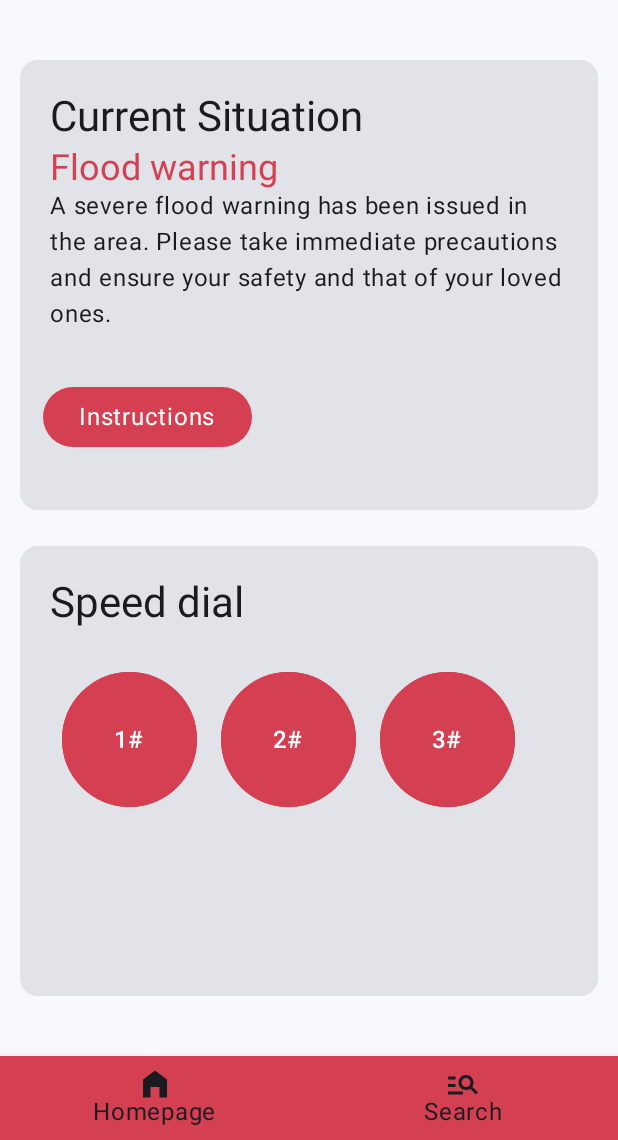
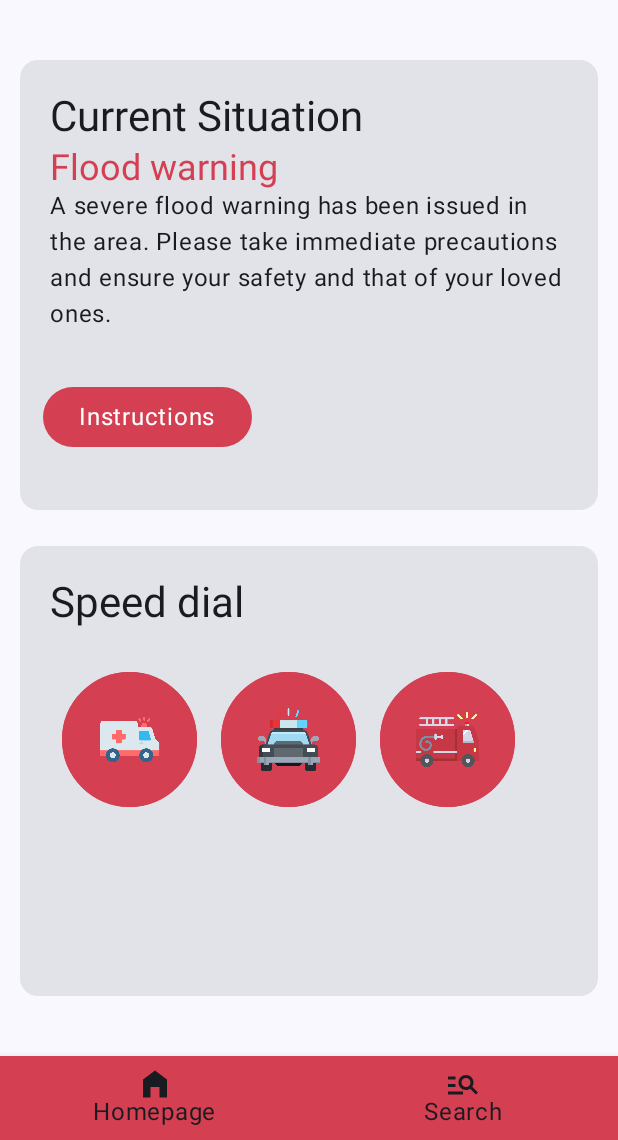
Before and after one commit to mgyanku/emergency-exit-app, an Android app built with Jetpack Compose: the screen it shows after launch (MainActivity), on a phone screen of 412 x 824 dp, the part 96-1236 px from its top. Run offline under Robolectric (Android 15) with nearby library versions, the phone set to English and light mode, and no system bars; our stand-ins replace Room's generated code.

Commit message:
calling function completed

```diff
--- a/app/src/main/AndroidManifest.xml
+++ b/app/src/main/AndroidManifest.xml
@@ -1,6 +1,11 @@
 <?xml version="1.0" encoding="utf-8"?>
 <manifest xmlns:android="http://schemas.android.com/apk/res/android"
     xmlns:tools="http://schemas.android.com/tools">
+
+    <uses-feature
+        android:name="android.hardware.telephony"
+        android:required="false" />
+    <uses-permission android:name="android.permission.CALL_PHONE"/>
 
     <application
         android:allowBackup="true"
--- a/app/src/main/java/nl/hva/emergencyexitapp/ui/theme/screens/HomeScreen.kt
+++ b/app/src/main/java/nl/hva/emergencyexitapp/ui/theme/screens/HomeScreen.kt
@@ -1,6 +1,9 @@
 package nl.hva.emergencyexitapp.ui.theme.screens
 
+import android.content.Intent
+import android.net.Uri
 import androidx.compose.foundation.BorderStroke
+import androidx.compose.foundation.Image
 import androidx.compose.foundation.layout.Arrangement
 import androidx.compose.foundation.layout.Box
 import androidx.compose.foundation.layout.Column
@@ -11,6 +14,7 @@ import androidx.compose.foundation.layout.fillMaxWidth
 import androidx.compose.foundation.layout.height
 import androidx.compose.foundation.layout.padding
 import androidx.compose.foundation.layout.size
+import androidx.compose.foundation.layout.width
 import androidx.compose.foundation.shape.CircleShape
 import androidx.compose.material3.Button
 import androidx.compose.material3.ButtonDefaults
@@ -23,6 +27,8 @@ import androidx.compose.runtime.Composable
 import androidx.compose.ui.Alignment
 import androidx.compose.ui.Modifier
 import androidx.compose.ui.graphics.Color
+import androidx.compose.ui.platform.LocalContext
+import androidx.compose.ui.res.painterResource
 import nl.hva.emergencyexitapp.ui.theme.EmergencyExitAppTheme
 import androidx.compose.ui.res.stringResource
 import androidx.compose.ui.unit.dp
@@ -34,6 +40,8 @@ import nl.hva.emergencyexitapp.ui.theme.coralPink
 
 @Composable
 fun HomeScreen(navHostController: NavHostController) {
+    val context = LocalContext.current
+
 
     Column(
         modifier = Modifier
@@ -67,7 +75,7 @@ fun HomeScreen(navHostController: NavHostController) {
                 Button(
                     onClick = {
                         navHostController.navigate("${AppScreens.InstructionScreen.route}/4")
-                              },
+                    },
                     colors = ButtonDefaults.buttonColors(
                         containerColor = coralPink
                     ),
@@ -96,27 +104,51 @@ fun HomeScreen(navHostController: NavHostController) {
                 Spacer(Modifier.padding(10.dp))
                 Row {
                     CircularButton(
-                        onClick = { /* Handle button click */ }
+                        onClick = {
+                            val intent = Intent(Intent.ACTION_DIAL).apply {
+                                data = Uri.parse("tel:0900-8844")
+                            }
+                            context.startActivity(intent)
+                        }
                     ) {
-                        Text(
-                            text = "1#",
-                            fontSize = 16.sp
+                        Image(
+                            painter = painterResource(id = R.drawable.ambulance),
+                            contentDescription = "ambulance", // decorative element
+                            modifier = Modifier
+                                .width(50.dp)
+                                .height(50.dp)
                         )
                     }
                     CircularButton(
-                        onClick = { /* Handle button click */ }
+                        onClick = {
+                            val intent = Intent(Intent.ACTION_DIAL).apply {
+                                data = Uri.parse("tel:0900-8844")
+                            }
+                            context.startActivity(intent)
+                        }
                     ) {
-                        Text(
-                            text = "2#",
-                            fontSize = 16.sp
+                        Image(
+                            painter = painterResource(id = R.drawable.police),
+                            contentDescription = "police", // decorative element
+                            modifier = Modifier
+                                .width(50.dp)
+                                .height(50.dp)
                         )
                     }
                     CircularButton(
-                        onClick = { /* Handle button click */ }
+                        onClick = {
+                            val intent = Intent(Intent.ACTION_DIAL).apply {
+                                data = Uri.parse("tel:0900-8844")
+                            }
+                            context.startActivity(intent)
+                        }
                     ) {
-                        Text(
-                            text = "3#",
-                            fontSize = 16.sp
+                        Image(
+                            painter = painterResource(id = R.drawable.firefighter),
+                            contentDescription = "firemen", // decorative element
+                            modifier = Modifier
+                                .width(50.dp)
+                                .height(50.dp)
                         )
                     }
                 }
```
Also changed, not shown: app/src/main/res/drawable/ambulance.png (added), app/src/main/res/drawable/firefighter.png (added), app/src/main/res/drawable/police.png (added).
